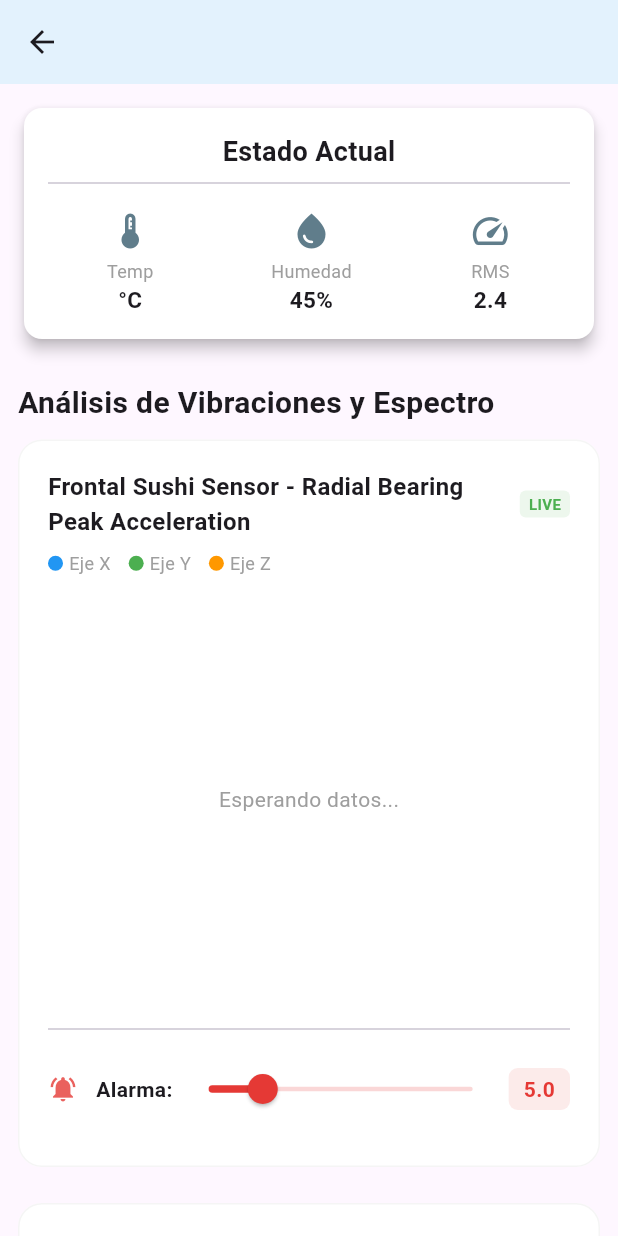
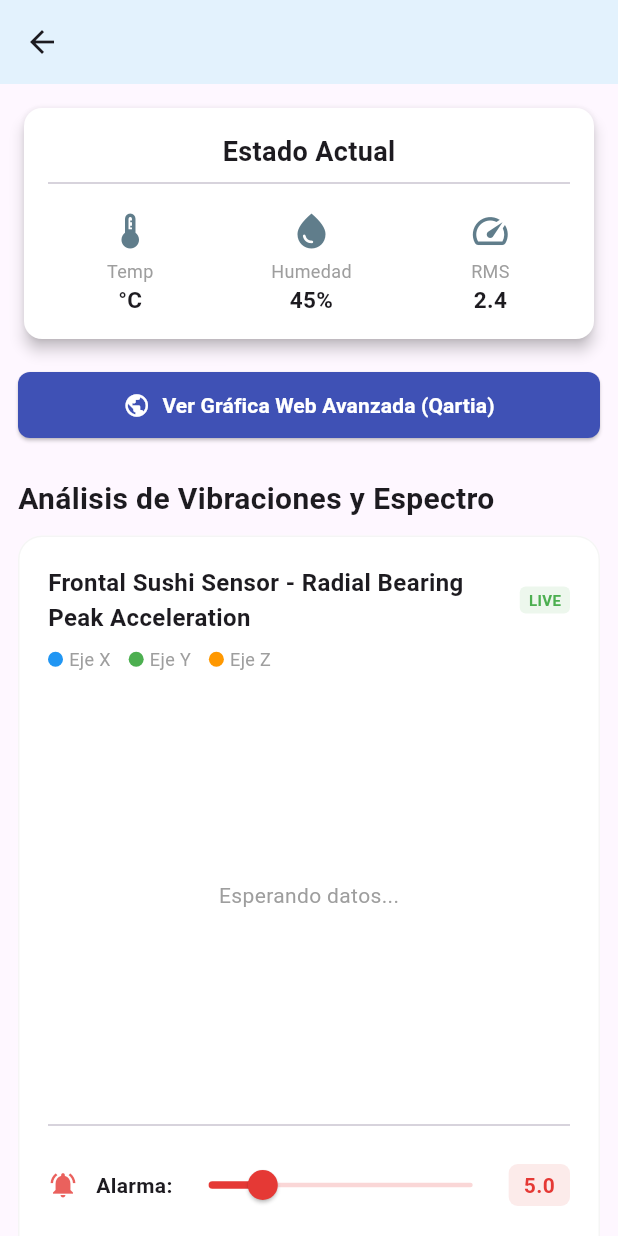
Before and after one commit to Yambo13/Panel_Flutter, a Flutter app: the SensorDetailScreen screen opened directly with empty values, on a phone screen of 412 x 824 dp. Run offline on Flutter 3.47's test engine with Material 3 defaults, Android fonts, the phone set to English and light mode, and no system bars; our stand-ins replace fl_chart, flutter_map, latlong2, syncfusion_flutter_gauges, webview_flutter; missing offline and left inert: influxdb_client, webview_flutter_web.

Commit message:
Add a visualizer for an external  graphic

```diff
--- a/lib/ui/screens/sensor_detail_screen.dart
+++ b/lib/ui/screens/sensor_detail_screen.dart
@@ -6,7 +6,8 @@ import 'package:flutter/material.dart';
 import 'package:fl_chart/fl_chart.dart'; // Importamos la librería de gráficas
 import 'package:agro/services/influx_services.dart';
 import 'dart:async';  //Para el timer
-
+import 'package:agro/ui/screens/web_chart_screen.dart';
+import 'package:url_launcher/url_launcher.dart';
 
 //Definicion de colores para las gráficas
 
@@ -15,7 +16,6 @@ const Color kChartSecondary = Color(0xFF2979FF);
 const Color kGridLineColor = Color(0xFFEEEEEE);
 const Color kAxisTextColor = Color(0xFF9E9E9E);
 const Color kAlarmColor = Color(0xFFE53935);
-
 
 
 
@@ -39,6 +39,35 @@ class SensorDetailScreen extends StatelessWidget {
           children: [
             // 1. Tarjeta de Resumen (Datos actuales estáticos)
             _buildSummaryCard(),
+
+            const SizedBox(height: 16),
+
+            // BOTÓN PARA ABRIR LA WEB EXTERNA
+            SizedBox(
+              width: double.infinity,
+              child: ElevatedButton.icon(
+                onPressed: () async {
+                  // URL de la Gráfica
+                  final Uri url = Uri.parse("https://mqtt.qartia.com/frequencyGraphic2.html");
+
+                  //Intento abrirla en navegador externo
+                  if (!await launchUrl(url, mode: LaunchMode.externalApplication)) {
+                    ScaffoldMessenger.of(context).showSnackBar(
+                      const SnackBar(content: Text("No se pudo abrir el navegador")),
+                    );
+                  }
+
+                },
+                icon: const Icon(Icons.public, color: Colors.white),
+                label: const Text("Ver Gráfica Web Avanzada (Qartia)",
+                    style: TextStyle(color: Colors.white, fontWeight: FontWeight.bold)),
+                style: ElevatedButton.styleFrom(
+                  backgroundColor: Colors.indigo, // Color distintivo
+                  padding: const EdgeInsets.symmetric(vertical: 12),
+                  shape: RoundedRectangleBorder(borderRadius: BorderRadius.circular(8)),
+                ),
+              ),
+            ),
 
             const SizedBox(height: 24),
             const Text("Análisis de Vibraciones y Espectro", style: TextStyle(fontSize: 20, fontWeight: FontWeight.bold)),
@@ -134,6 +163,7 @@ class SensorDetailScreen extends StatelessWidget {
       ),
     );
   }
+
 }
 
 // ---------------------------------------------------------------------------
--- a/pubspec.yaml
+++ b/pubspec.yaml
@@ -36,6 +36,10 @@ dependencies:
   latlong2: ^0.9.1
   cupertino_icons: ^1.0.8
   fl_chart: ^1.1.1
+  webview_flutter: ^4.7.0
+  webview_flutter_web: ^0.2.3+4
+  url_launcher: ^6.3.2
+ # webview_windows: ^0.4.0
 
 dev_dependencies:
   flutter_test:
```
Also changed, not shown: lib/ui/screens/web_chart_screen.dart (added, +67 -0 lines), pubspec.lock, 5 other files.
